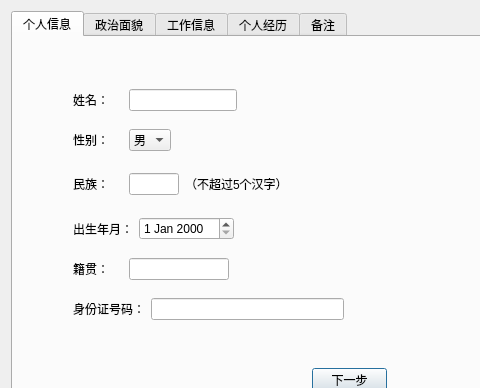
First picture: the form in addteacherinfodialog.ui, repository faellsa/teachersmanagement, before the edit; both pictures show x 0 to 480 and y 0 to 388 of the 640 by 518 pixel window.
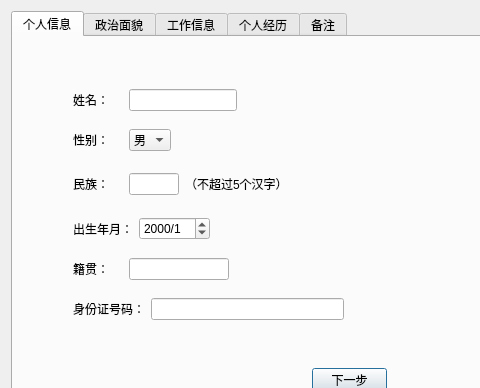
Second picture: the form after the edit.

What changed in the file:
```diff
--- a/addteacherinfodialog.ui
+++ b/addteacherinfodialog.ui
@@ -162,7 +162,11 @@
            </widget>
           </item>
           <item>
-           <widget class="QDateEdit" name="m_Birthday"/>
+           <widget class="QDateEdit" name="m_Birthday">
+            <property name="displayFormat">
+             <string>yyyy/M</string>
+            </property>
+           </widget>
           </item>
           <item>
            <spacer name="horizontalSpacer_5">
```
Left out of the diff: 12 changed lines with no effect on the pictures.
